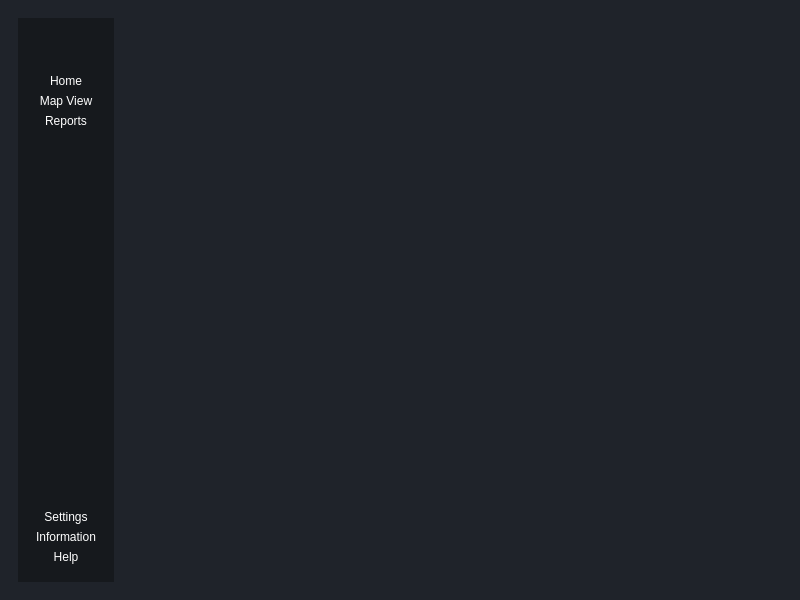
Above: AsterixDecoder/interface.ui from marmengolroig/Obelix before the change. Below: the same form after it.
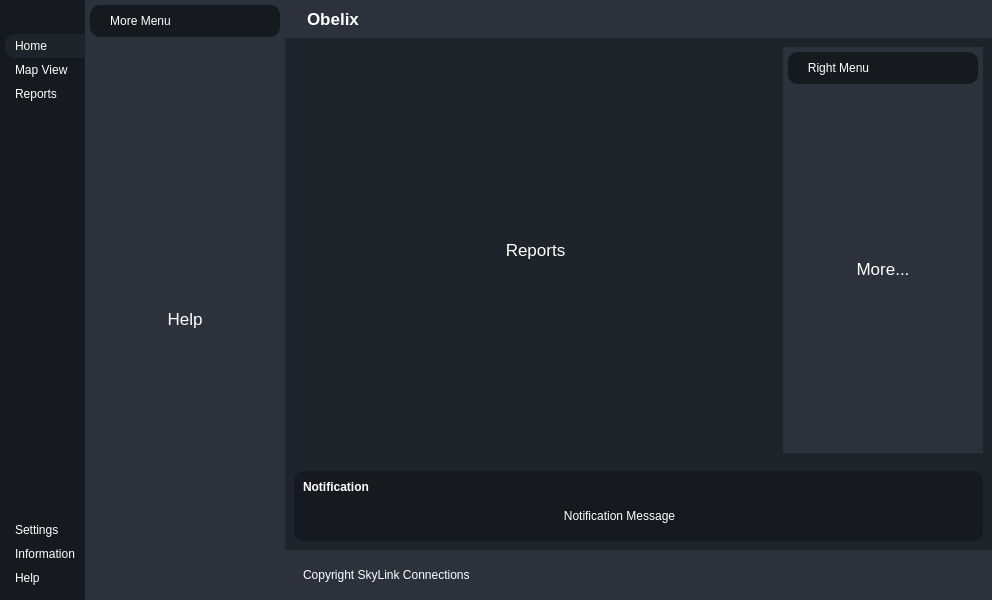
That is the form after the change. Icons and pictures are not drawn.

```diff
--- a/AsterixDecoder/interface.ui
+++ b/AsterixDecoder/interface.ui
@@ -6,7 +6,7 @@
    <rect>
     <x>0</x>
     <y>0</y>
-    <width>800</width>
+    <width>992</width>
     <height>600</height>
    </rect>
   </property>
@@ -14,38 +14,101 @@
    <string>MainWindow</string>
   </property>
   <property name="styleSheet">
-   <string notr="true">*{
+   <string notr="true">* {
 	border: none;
 	background-color: transparent;
-	background: none;
+	background: transparent;
 	padding: 0;
 	margin: 0;
 	color: #fff;
 }
-#centralwidget{
+
+#centralwidget {
 	background-color: #1f232a;
 }
-#leftMenuContainer{
-	background-color: #1f232a;
+#leftMenuSubcontainer, #rightMenuSubContainer{
+	background-color: #16191d;
 }
-#leftMenuSubcontainer{
-background-color: #16191d;
+
+#leftMenuSubcontainer QPushButton { 
+	text-align: left; 
+	padding: 5px 10px;
+	border-top-left-radius: 10px;
+	border-bottom-left-radius: 10px;
 }
-#QPushButton{
-	text-align: left;
-	padding: 	2px 5 px;
-}</string>
+
+#centerMenuSubContainer, #rightMenuSubContainer{
+	background-color: #2c313c;
+}
+
+#frame_4, #frame_8, #popupNotificationSubContainer{
+	background-color: #16191d;
+	border-radius: 10px;
+}
+#headerContainer, #footerContainer{
+	background-color: #2c313c;
+
+}
+</string>
   </property>
   <widget class="QWidget" name="centralwidget">
    <layout class="QHBoxLayout" name="horizontalLayout">
+    <property name="spacing">
+     <number>0</number>
+    </property>
+    <property name="leftMargin">
+     <number>0</number>
+    </property>
+    <property name="topMargin">
+     <number>0</number>
+    </property>
+    <property name="rightMargin">
+     <number>0</number>
+    </property>
+    <property name="bottomMargin">
+     <number>0</number>
+    </property>
     <item alignment="Qt::AlignLeft">
      <widget class="QWidget" name="leftMenuContainer" native="true">
       <layout class="QVBoxLayout" name="verticalLayout">
+       <property name="spacing">
+        <number>0</number>
+       </property>
+       <property name="leftMargin">
+        <number>0</number>
+       </property>
+       <property name="topMargin">
+        <number>0</number>
+       </property>
+       <property name="rightMargin">
+        <number>0</number>
+       </property>
+       <property name="bottomMargin">
+        <number>0</number>
+       </property>
        <item alignment="Qt::AlignLeft">
         <widget class="QWidget" name="leftMenuSubcontainer" native="true">
          <layout class="QVBoxLayout" name="verticalLayout_2">
+          <property name="spacing">
+           <number>0</number>
+          </property>
+          <property name="leftMargin">
+           <number>5</number>
+          </property>
+          <property name="topMargin">
+           <number>0</number>
+          </property>
+          <property name="rightMargin">
+           <number>0</number>
+          </property>
+          <property name="bottomMargin">
+           <number>0</number>
+          </property>
           <item alignment="Qt::AlignTop">
            <widget class="QFrame" name="frame">
+            <property name="styleSheet">
+             <string notr="true">color: #fff</string>
+            </property>
             <property name="frameShape">
              <enum>QFrame::StyledPanel</enum>
             </property>
@@ -53,16 +116,35 @@
              <enum>QFrame::Raised</enum>
             </property>
             <layout class="QHBoxLayout" name="horizontalLayout_2">
+             <property name="spacing">
+              <number>0</number>
+             </property>
+             <property name="leftMargin">
+              <number>0</number>
+             </property>
+             <property name="topMargin">
+              <number>0</number>
+             </property>
+             <property name="rightMargin">
+              <number>0</number>
+             </property>
+             <property name="bottomMargin">
+              <number>0</number>
+             </property>
              <item>
               <widget class="QPushButton" name="menuBtn">
                <property name="toolTip">
                 <string>Menu</string>
                </property>
+               <property name="styleSheet">
+                <string notr="true">color: #fff;
+</string>
+               </property>
                <property name="text">
                 <string/>
                </property>
                <property name="icon">
-                <iconset>
+                <iconset resource="resources.qrc">
                  <normaloff>:/icons/icons/align-justify.svg</normaloff>:/icons/icons/align-justify.svg</iconset>
                </property>
                <property name="iconSize">
@@ -91,16 +173,35 @@
              <enum>QFrame::Raised</enum>
             </property>
             <layout class="QVBoxLayout" name="verticalLayout_3">
+             <property name="spacing">
+              <number>0</number>
+             </property>
+             <property name="leftMargin">
+              <number>0</number>
+             </property>
+             <property name="topMargin">
+              <number>10</number>
+             </property>
+             <property name="rightMargin">
+              <number>0</number>
+             </property>
+             <property name="bottomMargin">
+              <number>10</number>
+             </property>
              <item>
-              <widget class="QPushButton" name="pushButton_2">
+              <widget class="QPushButton" name="homeBtn">
                <property name="toolTip">
                 <string>Home</string>
                </property>
+               <property name="styleSheet">
+                <string notr="true">background-color: #1f232a;
+color: #fff;</string>
+               </property>
                <property name="text">
                 <string>Home</string>
                </property>
                <property name="icon">
-                <iconset>
+                <iconset resource="resources.qrc">
                  <normaloff>:/icons/icons/home.svg</normaloff>:/icons/icons/home.svg</iconset>
                </property>
                <property name="iconSize">
@@ -112,7 +213,7 @@
               </widget>
              </item>
              <item>
-              <widget class="QPushButton" name="pushButton_3">
+              <widget class="QPushButton" name="mapBtn">
                <property name="toolTip">
                 <string>Map View</string>
                </property>
@@ -120,7 +221,7 @@
                 <string>Map View</string>
                </property>
                <property name="icon">
-                <iconset>
+                <iconset resource="resources.qrc">
                  <normaloff>:/icons/icons/map.svg</normaloff>:/icons/icons/map.svg</iconset>
                </property>
                <property name="iconSize">
@@ -132,7 +233,7 @@
               </widget>
              </item>
              <item>
-              <widget class="QPushButton" name="pushButton_4">
+              <widget class="QPushButton" name="reportBtn">
                <property name="toolTip">
                 <string>View Reports</string>
                </property>
@@ -140,7 +241,7 @@
                 <string>Reports</string>
                </property>
                <property name="icon">
-                <iconset>
+                <iconset resource="resources.qrc">
                  <normaloff>:/icons/icons/printer.svg</normaloff>:/icons/icons/printer.svg</iconset>
                </property>
                <property name="iconSize">
@@ -176,8 +277,23 @@
              <enum>QFrame::Raised</enum>
             </property>
             <layout class="QVBoxLayout" name="verticalLayout_4">
+             <property name="spacing">
+              <number>0</number>
+             </property>
+             <property name="leftMargin">
+              <number>0</number>
+             </property>
+             <property name="topMargin">
+              <number>10</number>
+             </property>
+             <property name="rightMargin">
+              <number>0</number>
+             </property>
+             <property name="bottomMargin">
+              <number>10</number>
+             </property>
              <item>
-              <widget class="QPushButton" name="pushButton_5">
+              <widget class="QPushButton" name="settingsBtn">
                <property name="toolTip">
                 <string>Go to settings</string>
                </property>
@@ -185,7 +301,7 @@
                 <string>Settings</string>
                </property>
                <property name="icon">
-                <iconset>
+                <iconset resource="resources.qrc">
                  <normaloff>:/icons/icons/settings.svg</normaloff>:/icons/icons/settings.svg</iconset>
                </property>
                <property name="iconSize">
@@ -197,7 +313,7 @@
               </widget>
              </item>
              <item>
-              <widget class="QPushButton" name="pushButton_6">
+              <widget class="QPushButton" name="infoBtn">
                <property name="toolTip">
                 <string>Information about the app</string>
                </property>
@@ -205,7 +321,7 @@
                 <string>Information</string>
                </property>
                <property name="icon">
-                <iconset>
+                <iconset resource="resources.qrc">
                  <normaloff>:/icons/icons/info.svg</normaloff>:/icons/icons/info.svg</iconset>
                </property>
                <property name="iconSize">
@@ -217,7 +333,7 @@
               </widget>
              </item>
              <item>
-              <widget class="QPushButton" name="pushButton_7">
+              <widget class="QPushButton" name="helpBtn">
                <property name="toolTip">
                 <string>Get more help</string>
                </property>
@@ -225,7 +341,7 @@
                 <string>Help</string>
                </property>
                <property name="icon">
-                <iconset>
+                <iconset resource="resources.qrc">
                  <normaloff>:/icons/icons/help-circle.svg</normaloff>:/icons/icons/help-circle.svg</iconset>
                </property>
                <property name="iconSize">
@@ -246,7 +362,733 @@
      </widget>
     </item>
     <item>
-     <widget class="QWidget" name="mainBodyContainer" native="true"/>
+     <widget class="QWidget" name="centerMenuContainer" native="true">
+      <layout class="QVBoxLayout" name="verticalLayout_5">
+       <property name="spacing">
+        <number>0</number>
+       </property>
+       <property name="leftMargin">
+        <number>0</number>
+       </property>
+       <property name="topMargin">
+        <number>0</number>
+       </property>
+       <property name="rightMargin">
+        <number>0</number>
+       </property>
+       <property name="bottomMargin">
+        <number>0</number>
+       </property>
+       <item alignment="Qt::AlignLeft">
+        <widget class="QWidget" name="centerMenuSubContainer" native="true">
+         <property name="minimumSize">
+          <size>
+           <width>200</width>
+           <height>0</height>
+          </size>
+         </property>
+         <layout class="QVBoxLayout" name="verticalLayout_6">
+          <property name="spacing">
+           <number>5</number>
+          </property>
+          <property name="leftMargin">
+           <number>5</number>
+          </property>
+          <property name="topMargin">
+           <number>5</number>
+          </property>
+          <property name="rightMargin">
+           <number>5</number>
+          </property>
+          <property name="bottomMargin">
+           <number>5</number>
+          </property>
+          <item alignment="Qt::AlignTop">
+           <widget class="QFrame" name="frame_4">
+            <property name="frameShape">
+             <enum>QFrame::StyledPanel</enum>
+            </property>
+            <property name="frameShadow">
+             <enum>QFrame::Raised</enum>
+            </property>
+            <layout class="QHBoxLayout" name="horizontalLayout_3">
+             <item>
+              <widget class="QLabel" name="label">
+               <property name="text">
+                <string>More Menu</string>
+               </property>
+               <property name="alignment">
+                <set>Qt::AlignCenter</set>
+               </property>
+              </widget>
+             </item>
+             <item alignment="Qt::AlignRight">
+              <widget class="QPushButton" name="pushButton">
+               <property name="toolTip">
+                <string>Close Menu</string>
+               </property>
+               <property name="text">
+                <string/>
+               </property>
+               <property name="icon">
+                <iconset resource="resources.qrc">
+                 <normaloff>:/icons/icons/x-circle.svg</normaloff>:/icons/icons/x-circle.svg</iconset>
+               </property>
+               <property name="iconSize">
+                <size>
+                 <width>24</width>
+                 <height>24</height>
+                </size>
+               </property>
+              </widget>
+             </item>
+            </layout>
+           </widget>
+          </item>
+          <item>
+           <widget class="QStackedWidget" name="stackedWidget">
+            <property name="currentIndex">
+             <number>2</number>
+            </property>
+            <widget class="QWidget" name="page">
+             <layout class="QVBoxLayout" name="verticalLayout_7">
+              <item>
+               <widget class="QLabel" name="label_2">
+                <property name="font">
+                 <font>
+                  <pointsize>13</pointsize>
+                 </font>
+                </property>
+                <property name="text">
+                 <string>Settings</string>
+                </property>
+                <property name="alignment">
+                 <set>Qt::AlignCenter</set>
+                </property>
+               </widget>
+              </item>
+             </layout>
+            </widget>
+            <widget class="QWidget" name="page_2">
+             <layout class="QVBoxLayout" name="verticalLayout_8">
+              <item>
+               <widget class="QLabel" name="label_3">
+                <property name="font">
+                 <font>
+                  <pointsize>13</pointsize>
+                 </font>
+                </property>
+                <property name="text">
+                 <string>Information</string>
+                </property>
+                <property name="alignment">
+                 <set>Qt::AlignCenter</set>
+                </property>
+               </widget>
+              </item>
+             </layout>
+            </widget>
+            <widget class="QWidget" name="page_3">
+             <layout class="QVBoxLayout" name="verticalLayout_9">
+              <item>
+               <widget class="QLabel" name="label_4">
+                <property name="font">
+                 <font>
+                  <pointsize>13</pointsize>
+                 </font>
+                </property>
+                <property name="text">
+                 <string>Help</string>
+                </property>
+                <property name="alignment">
+                 <set>Qt::AlignCenter</set>
+                </property>
+               </widget>
+              </item>
+             </layout>
+            </widget>
+           </widget>
+          </item>
+         </layout>
+        </widget>
+       </item>
+      </layout>
+     </widget>
+    </item>
+    <item>
+     <widget class="QWidget" name="mainBodyContainer" native="true">
+      <property name="sizePolicy">
+       <sizepolicy hsizetype="Expanding" vsizetype="Preferred">
+        <horstretch>0</horstretch>
+        <verstretch>0</verstretch>
+       </sizepolicy>
+      </property>
+      <property name="styleSheet">
+       <string notr="true"/>
+      </property>
+      <layout class="QVBoxLayout" name="verticalLayout_10">
+       <property name="spacing">
+        <number>0</number>
+       </property>
+       <property name="leftMargin">
+        <number>0</number>
+       </property>
+       <property name="topMargin">
+        <number>0</number>
+       </property>
+       <property name="rightMargin">
+        <number>0</number>
+       </property>
+       <property name="bottomMargin">
+        <number>0</number>
+       </property>
+       <item alignment="Qt::AlignTop">
+        <widget class="QWidget" name="headerContainer" native="true">
+         <layout class="QHBoxLayout" name="horizontalLayout_5">
+          <item alignment="Qt::AlignLeft">
+           <widget class="QFrame" name="frame_5">
+            <property name="frameShape">
+             <enum>QFrame::StyledPanel</enum>
+            </property>
+            <property name="frameShadow">
+             <enum>QFrame::Raised</enum>
+            </property>
+            <layout class="QHBoxLayout" name="horizontalLayout_7">
+             <property name="spacing">
+              <number>6</number>
+             </property>
+             <property name="leftMargin">
+              <number>0</number>
+             </property>
+             <property name="topMargin">
+              <number>0</number>
+             </property>
+             <property name="rightMargin">
+              <number>0</number>
+             </property>
+             <property name="bottomMargin">
+              <number>0</number>
+             </property>
+             <item>
+              <widget class="QLabel" name="label_5">
+               <property name="maximumSize">
+                <size>
+                 <width>40</width>
+                 <height>40</height>
+                </size>
+               </property>
+               <property name="text">
+                <string/>
+               </property>
+               <property name="pixmap">
+                <pixmap resource="resources.qrc">:/images/logo.png</pixmap>
+               </property>
+               <property name="scaledContents">
+                <bool>true</bool>
+               </property>
+              </widget>
+             </item>
+             <item>
+              <widget class="QLabel" name="label_6">
+               <property name="font">
+                <font>
+                 <pointsize>13</pointsize>
+                 <weight>75</weight>
+                 <bold>true</bold>
+                </font>
+               </property>
+               <property name="text">
+                <string>Obelix</string>
+               </property>
+              </widget>
+             </item>
+            </layout>
+           </widget>
+          </item>
+          <item alignment="Qt::AlignHCenter">
+           <widget class="QFrame" name="frame_6">
+            <property name="frameShape">
+             <enum>QFrame::StyledPanel</enum>
+            </property>
+            <property name="frameShadow">
+             <enum>QFrame::Raised</enum>
+            </property>
+            <layout class="QHBoxLayout" name="horizontalLayout_6">
+             <property name="leftMargin">
+              <number>0</number>
+             </property>
+             <property name="topMargin">
+              <number>0</number>
+             </property>
+             <property name="rightMargin">
+              <number>0</number>
+             </property>
+             <property name="bottomMargin">
+              <number>0</number>
+             </property>
+             <item>
+              <widget class="QPushButton" name="pushButton_6">
+               <property name="toolTip">
+                <string>More</string>
+               </property>
+               <property name="text">
+                <string/>
+               </property>
+               <property name="icon">
+                <iconset resource="resources.qrc">
+                 <normaloff>:/icons/icons/more-horizontal.svg</normaloff>:/icons/icons/more-horizontal.svg</iconset>
+               </property>
+               <property name="iconSize">
+                <size>
+                 <width>24</width>
+                 <height>24</height>
+                </size>
+               </property>
+              </widget>
+             </item>
+             <item>
+              <widget class="QPushButton" name="pushButton_5">
+               <property name="toolTip">
+                <string>Profile</string>
+               </property>
+               <property name="text">
+                <string/>
+               </property>
+               <property name="icon">
+                <iconset resource="resources.qrc">
+                 <normaloff>:/icons/icons/user.svg</normaloff>:/icons/icons/user.svg</iconset>
+               </property>
+               <property name="iconSize">
+                <size>
+                 <width>24</width>
+                 <height>24</height>
+                </size>
+               </property>
+              </widget>
+             </item>
+            </layout>
+           </widget>
+          </item>
+          <item alignment="Qt::AlignRight">
+           <widget class="QFrame" name="frame_7">
+            <property name="frameShape">
+             <enum>QFrame::StyledPanel</enum>
+            </property>
+            <property name="frameShadow">
+             <enum>QFrame::Raised</enum>
+            </property>
+            <layout class="QHBoxLayout" name="horizontalLayout_4">
+             <property name="leftMargin">
+              <number>0</number>
+             </property>
+             <property name="topMargin">
+              <number>0</number>
+             </property>
+             <property name="rightMargin">
+              <number>0</number>
+             </property>
+             <property name="bottomMargin">
+              <number>0</number>
+             </property>
+             <item>
+              <widget class="QPushButton" name="pushButton_2">
+               <property name="toolTip">
+                <string>Minimize Window</string>
+               </property>
+               <property name="text">
+                <string/>
+               </property>
+               <property name="icon">
+                <iconset resource="resources.qrc">
+                 <normaloff>:/icons/icons/minus.svg</normaloff>:/icons/icons/minus.svg</iconset>
+               </property>
+              </widget>
+             </item>
+             <item>
+              <widget class="QPushButton" name="pushButton_3">
+               <property name="toolTip">
+                <string>Restore Window</string>
+               </property>
+               <property name="text">
+                <string/>
+               </property>
+               <property name="icon">
+                <iconset resource="resources.qrc">
+                 <normaloff>:/icons/icons/square.svg</normaloff>:/icons/icons/square.svg</iconset>
+               </property>
+              </widget>
+             </item>
+             <item>
+              <widget class="QPushButton" name="pushButton_4">
+               <property name="toolTip">
+                <string>Close Window</string>
+               </property>
+               <property name="text">
+                <string/>
+               </property>
+               <property name="icon">
+                <iconset resource="resources.qrc">
+                 <normaloff>:/icons/icons/x.svg</normaloff>:/icons/icons/x.svg</iconset>
+               </property>
+              </widget>
+             </item>
+            </layout>
+           </widget>
+          </item>
+         </layout>
+        </widget>
+       </item>
+       <item>
+        <widget class="QWidget" name="mainBodyContent" native="true">
+         <property name="sizePolicy">
+          <sizepolicy hsizetype="Preferred" vsizetype="Expanding">
+           <horstretch>0</horstretch>
+           <verstretch>0</verstretch>
+          </sizepolicy>
+         </property>
+         <property name="font">
+          <font>
+           <weight>50</weight>
+           <bold>false</bold>
+          </font>
+         </property>
+         <layout class="QHBoxLayout" name="horizontalLayout_8">
+          <item>
+           <widget class="QWidget" name="mainContentsContainer" native="true">
+            <layout class="QVBoxLayout" name="verticalLayout_15">
+             <item>
+              <widget class="QStackedWidget" name="stackedWidget_3">
+               <property name="currentIndex">
+                <number>2</number>
+               </property>
+               <widget class="QWidget" name="page_6">
+                <layout class="QVBoxLayout" name="verticalLayout_16">
+                 <item>
+                  <widget class="QLabel" name="label_10">
+                   <property name="font">
+                    <font>
+                     <pointsize>13</pointsize>
+                    </font>
+                   </property>
+                   <property name="text">
+                    <string>Home</string>
+                   </property>
+                   <property name="alignment">
+                    <set>Qt::AlignCenter</set>
+                   </property>
+                  </widget>
+                 </item>
+                </layout>
+               </widget>
+               <widget class="QWidget" name="page_7">
+                <layout class="QVBoxLayout" name="verticalLayout_17">
+                 <item>
+                  <widget class="QLabel" name="label_11">
+                   <property name="font">
+                    <font>
+                     <pointsize>13</pointsize>
+                    </font>
+                   </property>
+                   <property name="text">
+                    <string>Map View</string>
+                   </property>
+                   <property name="alignment">
+                    <set>Qt::AlignCenter</set>
+                   </property>
+                  </widget>
+                 </item>
+                </layout>
+               </widget>
+               <widget class="QWidget" name="page_8">
+                <layout class="QVBoxLayout" name="verticalLayout_18">
+                 <item>
+                  <widget class="QLabel" name="label_12">
+                   <property name="font">
+                    <font>
+                     <pointsize>13</pointsize>
+                    </font>
+                   </property>
+                   <property name="text">
+                    <string>Reports</string>
+                   </property>
+                   <property name="alignment">
+                    <set>Qt::AlignCenter</set>
+                   </property>
+                  </widget>
+                 </item>
+                </layout>
+               </widget>
+              </widget>
+             </item>
+            </layout>
+           </widget>
+          </item>
+          <item alignment="Qt::AlignRight">
+           <widget class="QWidget" name="rightMenuContainer" native="true">
+            <property name="minimumSize">
+             <size>
+              <width>200</width>
+              <height>0</height>
+             </size>
+            </property>
+            <layout class="QVBoxLayout" name="verticalLayout_11">
+             <property name="spacing">
+              <number>0</number>
+             </property>
+             <property name="leftMargin">
+              <number>0</number>
+             </property>
+             <property name="topMargin">
+              <number>0</number>
+             </property>
+             <property name="rightMargin">
+              <number>0</number>
+             </property>
+             <property name="bottomMargin">
+              <number>0</number>
+             </property>
+             <item>
+              <widget class="QWidget" name="rightMenuSubContainer" native="true">
+               <property name="minimumSize">
+                <size>
+                 <width>200</width>
+                 <height>0</height>
+                </size>
+               </property>
+               <layout class="QVBoxLayout" name="verticalLayout_12">
+                <property name="spacing">
+                 <number>5</number>
+                </property>
+                <property name="leftMargin">
+                 <number>5</number>
+                </property>
+                <property name="topMargin">
+                 <number>5</number>
+                </property>
+                <property name="rightMargin">
+                 <number>5</number>
+                </property>
+                <property name="bottomMargin">
+                 <number>5</number>
+                </property>
+                <item>
+                 <widget class="QFrame" name="frame_8">
+                  <property name="frameShape">
+                   <enum>QFrame::StyledPanel</enum>
+                  </property>
+                  <property name="frameShadow">
+                   <enum>QFrame::Raised</enum>
+                  </property>
+                  <layout class="QHBoxLayout" name="horizontalLayout_9">
+                   <item>
+                    <widget class="QLabel" name="label_7">
+                     <property name="text">
+                      <string>Right Menu</string>
+                     </property>
+                     <property name="alignment">
+                      <set>Qt::AlignCenter</set>
+                     </property>
+                    </widget>
+                   </item>
+                   <item alignment="Qt::AlignRight">
+                    <widget class="QPushButton" name="pushButton_7">
+                     <property name="toolTip">
+                      <string>Close Menu</string>
+                     </property>
+                     <property name="text">
+                      <string/>
+                     </property>
+                     <property name="icon">
+                      <iconset resource="resources.qrc">
+                       <normaloff>:/icons/icons/x-circle.svg</normaloff>:/icons/icons/x-circle.svg</iconset>
+                     </property>
+                     <property name="iconSize">
+                      <size>
+                       <width>24</width>
+                       <height>24</height>
+                      </size>
+                     </property>
+                    </widget>
+                   </item>
+                  </layout>
+                 </widget>
+                </item>
+                <item>
+                 <widget class="QStackedWidget" name="stackedWidget_2">
+                  <property name="currentIndex">
+                   <number>1</number>
+                  </property>
+                  <widget class="QWidget" name="page_4">
+                   <layout class="QVBoxLayout" name="verticalLayout_13">
+                    <item>
+                     <widget class="QLabel" name="label_8">
+                      <property name="font">
+                       <font>
+                        <pointsize>13</pointsize>
+                       </font>
+                      </property>
+                      <property name="text">
+                       <string>Profile</string>
+                      </property>
+                      <property name="alignment">
+                       <set>Qt::AlignCenter</set>
+                      </property>
+                     </widget>
+                    </item>
+                   </layout>
+                  </widget>
+                  <widget class="QWidget" name="page_5">
+                   <layout class="QVBoxLayout" name="verticalLayout_14">
+                    <item>
+                     <widget class="QLabel" name="label_9">
+                      <property name="font">
+                       <font>
+                        <pointsize>13</pointsize>
+                       </font>
+                      </property>
+                      <property name="text">
+                       <string>More...</string>
+                      </property>
+                      <property name="alignment">
+                       <set>Qt::AlignCenter</set>
+                      </property>
+                     </widget>
+                    </item>
+                   </layout>
+                  </widget>
+                 </widget>
+                </item>
+               </layout>
+              </widget>
+             </item>
+            </layout>
+           </widget>
+          </item>
+         </layout>
+        </widget>
+       </item>
+       <item>
+        <widget class="QWidget" name="popupNotificationContainer" native="true">
+         <layout class="QVBoxLayout" name="verticalLayout_19">
+          <item>
+           <widget class="QWidget" name="popupNotificationSubContainer" native="true">
+            <layout class="QVBoxLayout" name="verticalLayout_20">
+             <item>
+              <widget class="QLabel" name="label_14">
+               <property name="font">
+                <font>
+                 <weight>75</weight>
+                 <bold>true</bold>
+                </font>
+               </property>
+               <property name="text">
+                <string>Notification</string>
+               </property>
+              </widget>
+             </item>
+             <item>
+              <widget class="QFrame" name="frame_9">
+               <property name="frameShape">
+                <enum>QFrame::StyledPanel</enum>
+               </property>
+               <property name="frameShadow">
+                <enum>QFrame::Raised</enum>
+               </property>
+               <layout class="QHBoxLayout" name="horizontalLayout_10">
+                <item>
+                 <widget class="QLabel" name="label_13">
+                  <property name="sizePolicy">
+                   <sizepolicy hsizetype="Expanding" vsizetype="Preferred">
+                    <horstretch>0</horstretch>
+                    <verstretch>0</verstretch>
+                   </sizepolicy>
+                  </property>
+                  <property name="text">
+                   <string>Notification Message</string>
+                  </property>
+                  <property name="alignment">
+                   <set>Qt::AlignCenter</set>
+                  </property>
+                 </widget>
+                </item>
+                <item alignment="Qt::AlignRight">
+                 <widget class="QPushButton" name="pushButton_8">
+                  <property name="toolTip">
+                   <string>Close notification</string>
+                  </property>
+                  <property name="text">
+                   <string/>
+                  </property>
+                  <property name="icon">
+                   <iconset resource="resources.qrc">
+                    <normaloff>:/icons/icons/x-circle.svg</normaloff>:/icons/icons/x-circle.svg</iconset>
+                  </property>
+                  <property name="iconSize">
+                   <size>
+                    <width>24</width>
+                    <height>24</height>
+                   </size>
+                  </property>
+                 </widget>
+                </item>
+               </layout>
+              </widget>
+             </item>
+            </layout>
+           </widget>
+          </item>
+         </layout>
+        </widget>
+       </item>
+       <item>
+        <widget class="QWidget" name="footerContainer" native="true">
+         <layout class="QHBoxLayout" name="horizontalLayout_11">
+          <item>
+           <widget class="QFrame" name="frame_10">
+            <property name="frameShape">
+             <enum>QFrame::StyledPanel</enum>
+            </property>
+            <property name="frameShadow">
+             <enum>QFrame::Raised</enum>
+            </property>
+            <layout class="QHBoxLayout" name="horizontalLayout_12">
+             <item>
+              <widget class="QLabel" name="label_15">
+               <property name="text">
+                <string>Copyright SkyLink Connections</string>
+               </property>
+              </widget>
+             </item>
+            </layout>
+           </widget>
+          </item>
+          <item>
+           <widget class="QFrame" name="sizeGrip">
+            <property name="minimumSize">
+             <size>
+              <width>10</width>
+              <height>10</height>
+             </size>
+            </property>
+            <property name="maximumSize">
+             <size>
+              <width>10</width>
+              <height>10</height>
+             </size>
+            </property>
+            <property name="frameShape">
+             <enum>QFrame::StyledPanel</enum>
+            </property>
+            <property name="frameShadow">
+             <enum>QFrame::Raised</enum>
+            </property>
+           </widget>
+          </item>
+         </layout>
+        </widget>
+       </item>
+      </layout>
+     </widget>
     </item>
    </layout>
   </widget>
```
